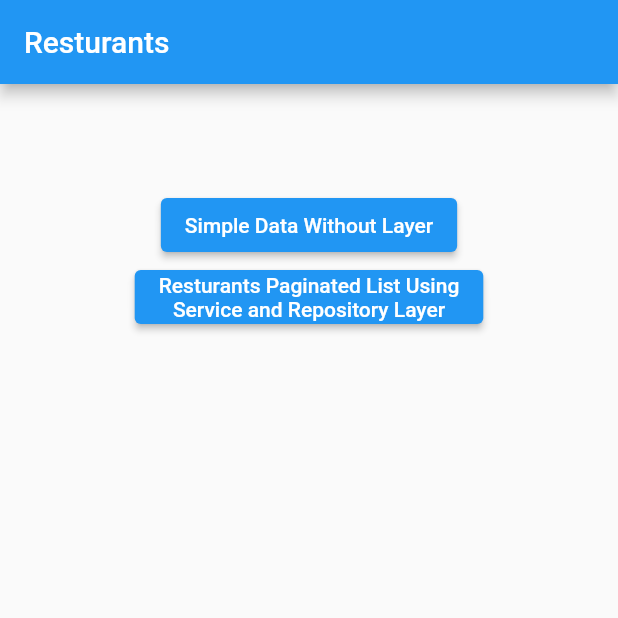
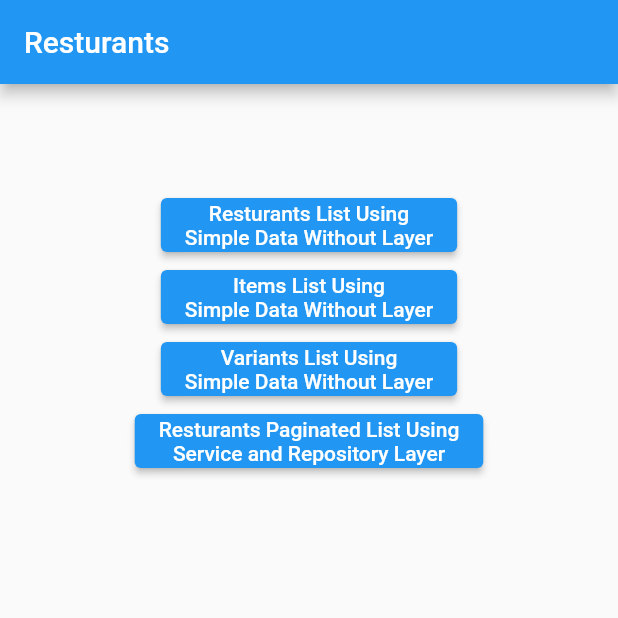
Before and after one commit to wackyapps/flutter_gql_hasura, a Flutter app: the screen it shows after launch, on a phone screen of 412 x 824 dp, the top half of it. Run offline on Flutter 3.47's test engine with Material 2 defaults, Android fonts, the phone set to English and light mode, and no system bars; our stand-ins replace graphql_flutter.

```diff
--- a/lib/graphql/queries/resturants/resturants_queries.dart
+++ b/lib/graphql/queries/resturants/resturants_queries.dart
@@ -39,6 +39,24 @@ class ResturantQueries {
   //   }
   // ''';
 
+  static const getItemsAll = r'''
+   query getItemsAll {
+  list: resturants_items{
+    id
+    items
+  }
+}
+''';
+
+  static const getVariantsAll = r'''
+   query getVariantsAll {
+  list:  resturants_variants{
+    id
+    variants
+  }
+}
+''';
+
   static const getResturantsAll = r'''
   query getResturantsAll {
   list: resturants_names{
--- a/lib/main.dart
+++ b/lib/main.dart
@@ -4,6 +4,8 @@ import 'package:gql_flutter_todo/config/client.dart';
 import 'package:gql_flutter_todo/graphql/queries/resturants/resturants_queries.dart';
 import 'package:gql_flutter_todo/screens/resturant_listing.dart';
 import 'package:gql_flutter_todo/screens/simple_resturant.dart';
+import 'package:gql_flutter_todo/screens/simple_item.dart';
+import 'package:gql_flutter_todo/screens/simple_variant.dart';
 import 'package:graphql_flutter/graphql_flutter.dart';
 
 main() async {
@@ -57,7 +59,36 @@ class MyHomePage extends StatelessWidget {
                         ),
                       );
                     },
-                    child: Text("Simple Data Without Layer")),
+                    child: Text(
+                      "Resturants List Using\nSimple Data Without Layer",
+                      textAlign: TextAlign.center,
+                    )),
+                ElevatedButton(
+                    onPressed: () {
+                      Navigator.push(
+                        context,
+                        MaterialPageRoute(
+                          builder: (context) => ItemsListing(),
+                        ),
+                      );
+                    },
+                    child: Text(
+                      "Items List Using\nSimple Data Without Layer",
+                      textAlign: TextAlign.center,
+                    )),
+                ElevatedButton(
+                    onPressed: () {
+                      Navigator.push(
+                        context,
+                        MaterialPageRoute(
+                          builder: (context) => VariantsListing(),
+                        ),
+                      );
+                    },
+                    child: Text(
+                      "Variants List Using\nSimple Data Without Layer",
+                      textAlign: TextAlign.center,
+                    )),
                 ElevatedButton(
                     onPressed: () {
                       Navigator.push(
--- /dev/null
+++ b/lib/models/resturant/variants.dart
@@ -0,0 +1,60 @@
+class variants {
+  Data? data;
+
+  variants({this.data});
+
+  variants.fromJson(Map<String, dynamic> json) {
+    data = json['data'] != null ? new Data.fromJson(json['data']) : null;
+  }
+
+  Map<String, dynamic> toJson() {
+    final Map<String, dynamic> data = new Map<String, dynamic>();
+    if (this.data != null) {
+      data['data'] = this.data!.toJson();
+    }
+    return data;
+  }
+}
+
+class Data {
+  List<ResturantsItems>? resturantsItems;
+
+  Data({this.resturantsItems});
+
+  Data.fromJson(Map<String, dynamic> json) {
+    if (json['resturants_items'] != null) {
+      resturantsItems = <ResturantsItems>[];
+      json['resturants_items'].forEach((v) {
+        resturantsItems!.add(new ResturantsItems.fromJson(v));
+      });
+    }
+  }
+
+  Map<String, dynamic> toJson() {
+    final Map<String, dynamic> data = new Map<String, dynamic>();
+    if (this.resturantsItems != null) {
+      data['resturants_items'] =
+          this.resturantsItems!.map((v) => v.toJson()).toList();
+    }
+    return data;
+  }
+}
+
+class ResturantsItems {
+  int? id;
+  String? items;
+
+  ResturantsItems({this.id, this.items});
+
+  ResturantsItems.fromJson(Map<String, dynamic> json) {
+    id = json['id'];
+    items = json['items'];
+  }
+
+  Map<String, dynamic> toJson() {
+    final Map<String, dynamic> data = new Map<String, dynamic>();
+    data['id'] = this.id;
+    data['items'] = this.items;
+    return data;
+  }
+}
--- a/lib/screens/resturant_listing.dart
+++ b/lib/screens/resturant_listing.dart
@@ -21,10 +21,10 @@ class _ResturantsListingState extends State<ResturantsListing> {
     // TODO: implement initState
     super.initState();
     // books repository
-    fetchBooks();
+    fetchResturants();
   }
 
-  void fetchBooks() async {
+  void fetchResturants() async {
     setState(() {
       _loading = true;
     });
```
Also changed, not shown: lib/screen/Books/delete_books.dart (deleted, +0 -22 lines), lib/screen/Books/edit_books.dart (deleted, +0 -166 lines), lib/screens/simple_item.dart (added, +65 -0 lines), lib/screens/simple_variant.dart (added, +65 -0 lines).
